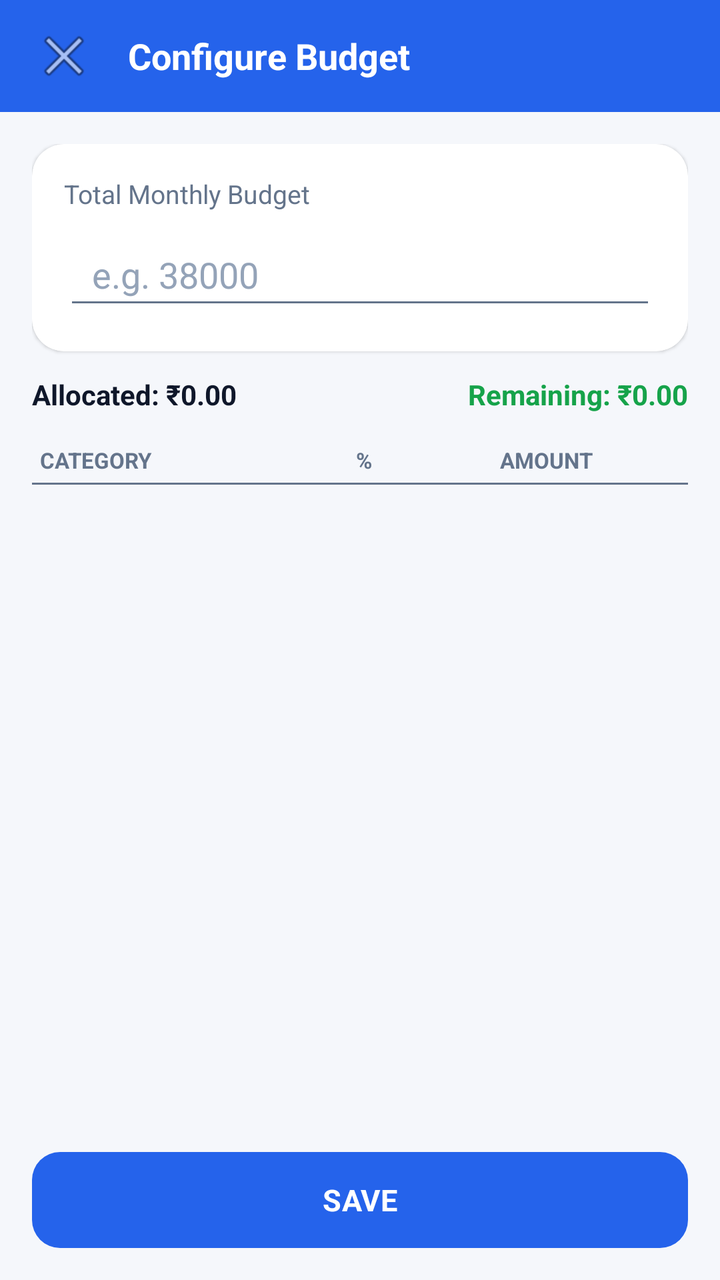
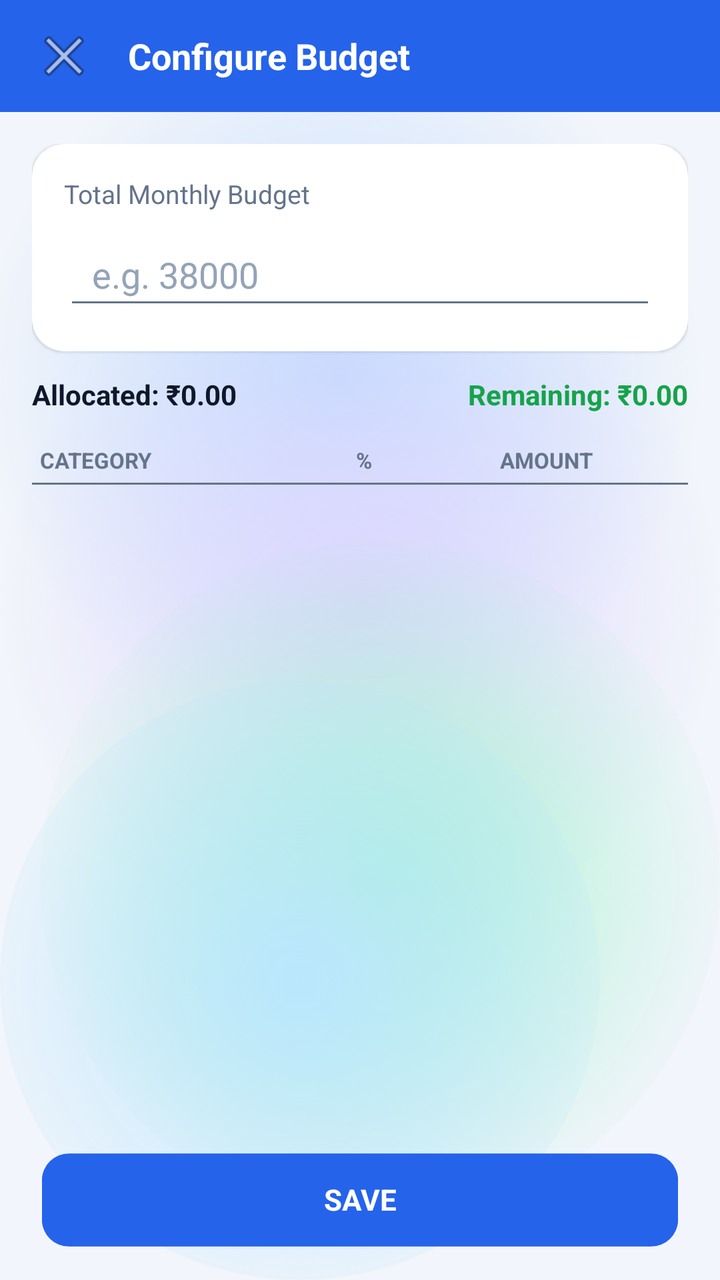

The first picture is an Android layout as it rendered before a commit; the second is the same layout after the commit. The layout source and the unified diff follow.
<!-- AndroidManifest.xml: application theme Theme.ExpenseOS -->
<!-- res/layout/activity_budget_config.xml -->
<?xml version="1.0" encoding="utf-8"?>
<LinearLayout xmlns:android="http://schemas.android.com/apk/res/android"
    xmlns:app="http://schemas.android.com/apk/res-auto"
    android:layout_width="match_parent"
    android:layout_height="match_parent"
    android:orientation="vertical"
    android:background="@color/background">

    <LinearLayout
        android:layout_width="match_parent"
        android:layout_height="56dp"
        android:orientation="horizontal"
        android:gravity="center_vertical"
        android:background="@color/primary"
        android:paddingHorizontal="12dp">

        <ImageButton
            android:id="@+id/btnConfigBack"
            android:layout_width="40dp"
            android:layout_height="40dp"
            android:background="?attr/selectableItemBackgroundBorderless"
            android:src="@android:drawable/ic_menu_close_clear_cancel"
            android:contentDescription="Back" />

        <TextView
            android:layout_width="0dp"
            android:layout_height="wrap_content"
            android:layout_weight="1"
            android:layout_marginStart="12dp"
            android:text="Configure Budget"
            android:textColor="@android:color/white"
            android:textSize="18sp"
            android:textStyle="bold" />
    </LinearLayout>

    
    <LinearLayout
        android:layout_width="match_parent"
        android:layout_height="wrap_content"
        android:orientation="vertical"
        android:paddingHorizontal="16dp"
        android:paddingTop="16dp">

        <androidx.cardview.widget.CardView
            android:layout_width="match_parent"
            android:layout_height="wrap_content"
            app:cardCornerRadius="16dp"
            app:cardElevation="1dp">

            <LinearLayout
                android:layout_width="match_parent"
                android:layout_height="wrap_content"
                android:orientation="vertical"
                android:padding="16dp">

                <TextView
                    android:layout_width="wrap_content"
                    android:layout_height="wrap_content"
                    android:text="Total Monthly Budget"
                    android:textColor="@color/text_muted"
                    android:textSize="13sp" />

                <EditText
                    android:id="@+id/etConfigTotalBudget"
                    android:layout_width="match_parent"
                    android:layout_height="48dp"
                    android:layout_marginTop="6dp"
                    android:hint="e.g. 38000"
                    android:inputType="numberDecimal"
                    android:textSize="18sp" />
            </LinearLayout>
        </androidx.cardview.widget.CardView>

        <LinearLayout
            android:layout_width="match_parent"
            android:layout_height="wrap_content"
            android:orientation="horizontal"
            android:layout_marginTop="12dp">

            <TextView
                android:id="@+id/tvConfigAllocated"
                android:layout_width="0dp"
                android:layout_height="wrap_content"
                android:layout_weight="1"
                android:text="Allocated: ₹0.00"
                android:textColor="@color/text"
                android:textSize="14sp"
                android:textStyle="bold" />

            <TextView
                android:id="@+id/tvConfigRemaining"
                android:layout_width="0dp"
                android:layout_height="wrap_content"
                android:layout_weight="1"
                android:gravity="end"
                android:text="Remaining: ₹0.00"
                android:textColor="@color/green"
                android:textSize="14sp"
                android:textStyle="bold" />
        </LinearLayout>

        <LinearLayout
            android:layout_width="match_parent"
            android:layout_height="wrap_content"
            android:orientation="horizontal"
            android:layout_marginTop="16dp"
            android:paddingHorizontal="4dp">

            <TextView
                android:layout_width="0dp"
                android:layout_height="wrap_content"
                android:layout_weight="1"
                android:text="CATEGORY"
                android:textColor="@color/text_muted"
                android:textSize="11sp"
                android:textStyle="bold" />

            <TextView
                android:layout_width="64dp"
                android:layout_height="wrap_content"
                android:text="%"
                android:textColor="@color/text_muted"
                android:textSize="11sp"
                android:textStyle="bold" />

            <TextView
                android:layout_width="90dp"
                android:layout_height="wrap_content"
                android:layout_marginStart="8dp"
                android:text="AMOUNT"
                android:textColor="@color/text_muted"
                android:textSize="11sp"
                android:textStyle="bold" />
        </LinearLayout>

        <View
            android:layout_width="match_parent"
            android:layout_height="1dp"
            android:layout_marginTop="4dp"
            android:background="@color/text_muted" />
    </LinearLayout>

    
    <ScrollView
        android:layout_width="match_parent"
        android:layout_height="0dp"
        android:layout_weight="1">

        <LinearLayout
            android:id="@+id/configRowsContainer"
            android:layout_width="match_parent"
            android:layout_height="wrap_content"
            android:orientation="vertical"
            android:paddingHorizontal="16dp" />
    </ScrollView>

    
    <Button
        android:id="@+id/btnConfigSave"
        style="@style/BtnPrimary"
        android:layout_width="match_parent"
        android:layout_height="48dp"
        android:layout_margin="16dp"
        android:text="SAVE" />

</LinearLayout>
<!-- resources referenced by this layout -->
<resources>
  <color name="background">#F5F7FB</color>
  <style name="Theme.ExpenseOS" parent="Theme.MaterialComponents.DayNight.NoActionBar">
          <item name="colorPrimary">@color/primary</item>
          <item name="colorPrimaryVariant">@color/primary_dark</item>
          <item name="colorPrimaryDark">@color/primary_dark</item>
          <item name="colorOnPrimary">@color/on_primary</item>
          <item name="colorSecondary">@color/secondary</item>
          <item name="colorSecondaryVariant">@color/secondary_dark</item>
          <item name="colorOnSecondary">@color/on_primary</item>
          <item name="colorAccent">@color/primary</item>
          <item name="colorSurface">@color/surface</item>
          <item name="colorOnSurface">@color/text</item>
          <item name="colorOnBackground">@color/text</item>
          <item name="colorError">@color/danger</item>
          <item name="android:colorBackground">@color/bg</item>
          <item name="android:windowBackground">@color/bg</item>
  
          <item name="android:textColorPrimary">@color/text</item>
          <item name="android:textColorSecondary">@color/text_muted</item>
          <item name="android:textColorHint">@color/text_hint</item>
          <item name="android:fontFamily">sans-serif</item>
          <item name="fontFamily">sans-serif</item>
  
          
          <item name="android:statusBarColor">@color/bg</item>
          <item name="android:navigationBarColor">@color/nav_bg</item>
          <item name="android:windowLightStatusBar">true</item>
          <item name="android:windowLightNavigationBar" tools:targetApi="o_mr1">true</item>
          <item name="android:forceDarkAllowed" tools:targetApi="q">false</item>
  
          
          <item name="editTextStyle">@style/Widget.ExpenseOS.EditText</item>
          <item name="materialAlertDialogTheme">@style/ThemeOverlay.ExpenseOS.Dialog</item>
          <item name="bottomSheetDialogTheme">@style/ThemeOverlay.ExpenseOS.BottomSheet</item>
          <item name="materialTimePickerTheme">@style/ThemeOverlay.ExpenseOS.TimePicker</item>
          <item name="android:windowAnimationStyle">@style/Animation.ExpenseOS.Window</item>
          <item name="android:windowActivityTransitions">true</item>
          <item name="android:windowContentTransitions">true</item>
      </style>
  <style name="BtnBase" parent="Widget.MaterialComponents.Button">
          <item name="android:textSize">@dimen/type_subtitle</item>
          <item name="android:textStyle">bold</item>
          <item name="android:letterSpacing">0.01</item>
          <item name="android:textAllCaps">false</item>
          <item name="android:minHeight">@dimen/touch_target</item>
          <item name="android:insetTop">0dp</item>
          <item name="android:insetBottom">0dp</item>
          <item name="cornerRadius">14dp</item>
          <item name="android:stateListAnimator">@null</item>
      </style>
  <color name="surface">#FFFFFF</color>
  <color name="bg">#F5F7FB</color>
  <color name="nav_bg">#FFFFFF</color>
  <!-- unchanged entries left out for length: 23 -->
</resources>

<!-- the commit's change to res/layout/activity_budget_config.xml (unified diff, before → after) -->
@@ -4,7 +4,7 @@
     android:layout_width="match_parent"
     android:layout_height="match_parent"
     android:orientation="vertical"
-    android:background="@color/background">
+    android:background="@android:color/transparent">
 
     <LinearLayout
         android:layout_width="match_parent"
<!-- resource entries referenced after the edit -->
@@ -1,6 +1,5 @@
 <!-- resources referenced by this layout -->
 <resources>
-  <color name="background">#F5F7FB</color>
   <style name="Theme.ExpenseOS" parent="Theme.MaterialComponents.DayNight.NoActionBar">
           <item name="colorPrimary">@color/primary</item>
           <item name="colorPrimaryVariant">@color/primary_dark</item>
@@ -15,7 +14,7 @@
           <item name="colorOnBackground">@color/text</item>
           <item name="colorError">@color/danger</item>
           <item name="android:colorBackground">@color/bg</item>
-          <item name="android:windowBackground">@color/bg</item>
+          <item name="android:windowBackground">@drawable/aurora_bg</item>
   
           <item name="android:textColorPrimary">@color/text</item>
           <item name="android:textColorSecondary">@color/text_muted</item>
@@ -24,8 +23,8 @@
           <item name="fontFamily">sans-serif</item>
   
           
-          <item name="android:statusBarColor">@color/bg</item>
-          <item name="android:navigationBarColor">@color/nav_bg</item>
+          <item name="android:statusBarColor">@android:color/transparent</item>
+          <item name="android:navigationBarColor">@android:color/transparent</item>
           <item name="android:windowLightStatusBar">true</item>
           <item name="android:windowLightNavigationBar" tools:targetApi="o_mr1">true</item>
           <item name="android:forceDarkAllowed" tools:targetApi="q">false</item>
@@ -48,11 +47,64 @@
           <item name="android:insetTop">0dp</item>
           <item name="android:insetBottom">0dp</item>
           <item name="cornerRadius">14dp</item>
-          <item name="android:stateListAnimator">@null</item>
+          <item name="android:stateListAnimator">@animator/btn_press_scale</item>
       </style>
-  <color name="surface">#FFFFFF</color>
-  <color name="bg">#F5F7FB</color>
-  <color name="nav_bg">#FFFFFF</color>
+  <color name="surface">#E9FFFFFF</color>
+  <color name="bg">#F2F5FB</color>
+  <!-- drawable aurora_bg (drawable) -->
+  <?xml version="1.0" encoding="utf-8"?>
+  <layer-list xmlns:android="http://schemas.android.com/apk/res/android">
+      <item android:drawable="@color/aurora_base" />
+      <item android:width="380dp" android:height="380dp"
+          android:gravity="top|end"
+          android:drawable="@drawable/aurora_blob_blue" />
+      <item android:width="360dp" android:height="360dp"
+          android:gravity="start" android:top="120dp"
+          android:drawable="@drawable/aurora_blob_violet" />
+      <item android:width="340dp" android:height="340dp"
+          android:gravity="bottom|end" android:bottom="30dp"
+          android:drawable="@drawable/aurora_blob_mint" />
+      <item android:width="300dp" android:height="300dp"
+          android:gravity="bottom|start"
+          android:drawable="@drawable/aurora_blob_sky" />
+  </layer-list>
+  <color name="aurora_base">#F2F5FB</color>
+  <!-- drawable aurora_blob_blue (drawable) -->
+  <?xml version="1.0" encoding="utf-8"?>
+  <shape xmlns:android="http://schemas.android.com/apk/res/android" android:shape="oval">
+      <gradient
+          android:type="radial"
+          android:gradientRadius="180dp"
+          android:startColor="#BFDBFE"
+          android:endColor="#00BFDBFE" />
+  </shape>
+  <!-- drawable aurora_blob_violet (drawable) -->
+  <?xml version="1.0" encoding="utf-8"?>
+  <shape xmlns:android="http://schemas.android.com/apk/res/android" android:shape="oval">
+      <gradient
+          android:type="radial"
+          android:gradientRadius="180dp"
+          android:startColor="#DDD6FE"
+          android:endColor="#00DDD6FE" />
+  </shape>
+  <!-- drawable aurora_blob_mint (drawable) -->
+  <?xml version="1.0" encoding="utf-8"?>
+  <shape xmlns:android="http://schemas.android.com/apk/res/android" android:shape="oval">
+      <gradient
+          android:type="radial"
+          android:gradientRadius="180dp"
+          android:startColor="#A7F3D0"
+          android:endColor="#00A7F3D0" />
+  </shape>
+  <!-- drawable aurora_blob_sky (drawable) -->
+  <?xml version="1.0" encoding="utf-8"?>
+  <shape xmlns:android="http://schemas.android.com/apk/res/android" android:shape="oval">
+      <gradient
+          android:type="radial"
+          android:gradientRadius="180dp"
+          android:startColor="#BAE6FD"
+          android:endColor="#00BAE6FD" />
+  </shape>
   <!-- unchanged entries left out for length: 23 -->
 </resources>
 
